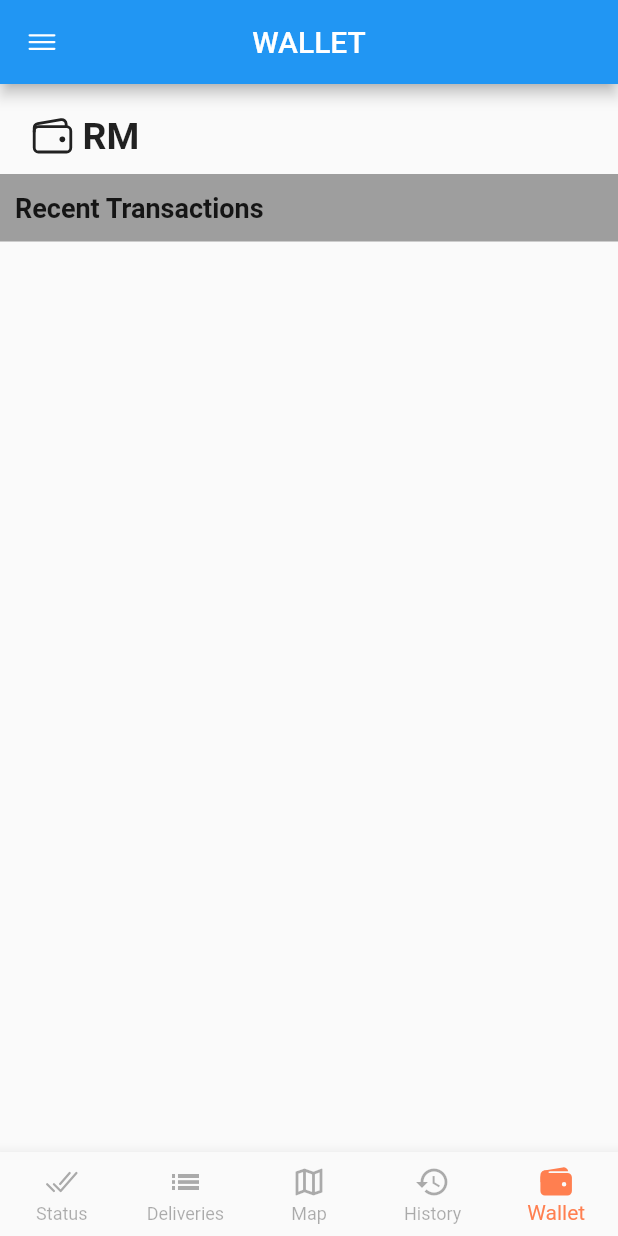
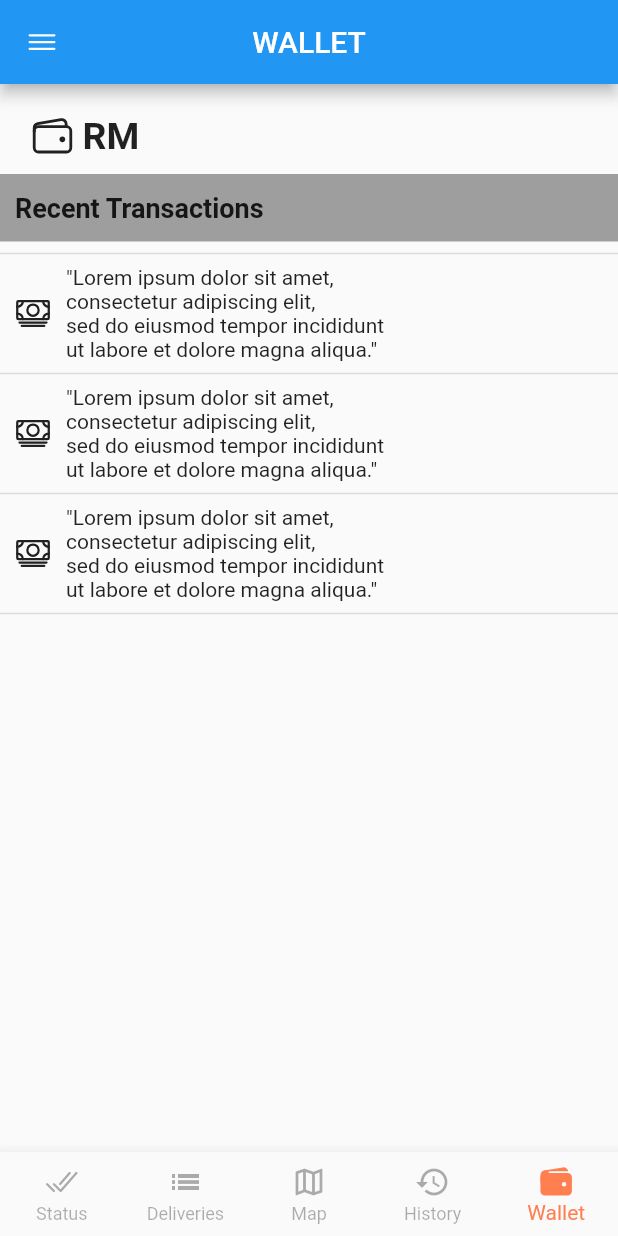
Before and after one commit to Zulfadlifauzi/riderapp, a Flutter app: the screen it shows after launch, item 5 of the bottom bar chosen, on a phone screen of 412 x 824 dp. Run offline on Flutter 3.47's test engine with Material 2 defaults, Android fonts, the phone set to English and light mode, and no system bars; our stand-ins replace google_maps_flutter, ionicons.

Commit message:
debug delivery,status and wallet

```diff
--- a/lib/screens/delivery.dart
+++ b/lib/screens/delivery.dart
@@ -116,7 +116,6 @@ class _DeliveryScreenState extends State<DeliveryScreen> {
                             child: Icon(Ionicons.location_outline),
                           ),
                           Column(
-                            crossAxisAlignment: CrossAxisAlignment.start,
                             children: const [
                               Padding(
                                 padding: EdgeInsets.only(right: 40),
@@ -130,14 +129,14 @@ class _DeliveryScreenState extends State<DeliveryScreen> {
                                 child: Text('Pizza Hut \naeon shah alam'),
                               ),
                               Padding(
-                                padding: EdgeInsets.only(right: 15),
+                                padding: EdgeInsets.only(right: 15, top: 20),
                                 child: Text(
                                   'Dropped off',
                                   style: TextStyle(fontWeight: FontWeight.bold),
                                 ),
                               ),
                               Padding(
-                                padding: EdgeInsets.only(left: 2),
+                                padding: EdgeInsets.only(left: 1),
                                 child: Text('Menara U'),
                               )
                             ],
--- a/lib/screens/status.dart
+++ b/lib/screens/status.dart
@@ -30,7 +30,7 @@ class _StatusScreenState extends State<StatusScreen> {
             children: <Widget>[
               const SizedBox(height: 1.0),
               Text(
-                'Youre offline',
+                'Youre online',
                 style: TextStyle(fontSize: 20),
               ),
               Divider(),
--- a/lib/screens/wallet.dart
+++ b/lib/screens/wallet.dart
@@ -54,7 +54,62 @@ class _WalletScreenState extends State<WalletScreen> {
                 ),
               ),
             ),
-          )
+          ),
+          Divider(thickness: 1),
+          Row(
+            // ignore: prefer_const_literals_to_create_immutables
+            children: [
+              const Padding(
+                padding: const EdgeInsets.only(left: 10),
+                child: Icon(Ionicons.cash_outline),
+              ),
+              const Padding(
+                padding: const EdgeInsets.only(left: 10.0),
+                child: Text(
+                  '"Lorem ipsum dolor sit amet, \nconsectetur adipiscing elit, \nsed do eiusmod tempor incididunt \nut labore et dolore magna aliqua."',
+                  maxLines: 4,
+                  overflow: TextOverflow.ellipsis,
+                ),
+              )
+            ],
+          ),
+          const Divider(thickness: 1),
+          Row(
+            // ignore: prefer_const_literals_to_create_immutables
+            children: [
+              const Padding(
+                padding: const EdgeInsets.only(left: 10),
+                child: Icon(Ionicons.cash_outline),
+              ),
+              const Padding(
+                padding: const EdgeInsets.only(left: 10.0),
+                child: Text(
+                  '"Lorem ipsum dolor sit amet, \nconsectetur adipiscing elit, \nsed do eiusmod tempor incididunt \nut labore et dolore magna aliqua."',
+                  maxLines: 4,
+                  overflow: TextOverflow.ellipsis,
+                ),
+              )
+            ],
+          ),
+          const Divider(thickness: 1),
+          Row(
+            // ignore: prefer_const_literals_to_create_immutables
+            children: [
+              const Padding(
+                padding: EdgeInsets.only(left: 10),
+                child: Icon(Ionicons.cash_outline),
+              ),
+              const Padding(
+                padding: EdgeInsets.only(left: 10.0),
+                child: Text(
+                  '"Lorem ipsum dolor sit amet, \nconsectetur adipiscing elit, \nsed do eiusmod tempor incididunt \nut labore et dolore magna aliqua."',
+                  maxLines: 4,
+                  overflow: TextOverflow.ellipsis,
+                ),
+              )
+            ],
+          ),
+          const Divider(thickness: 1),
         ],
       ),
     );
```
